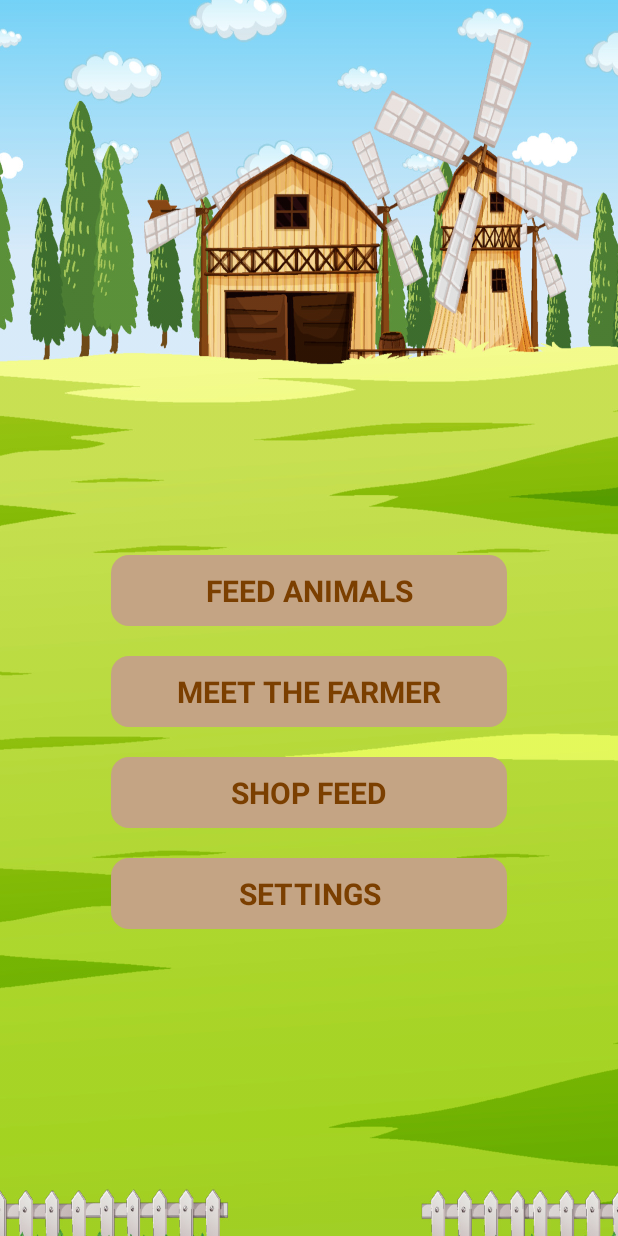
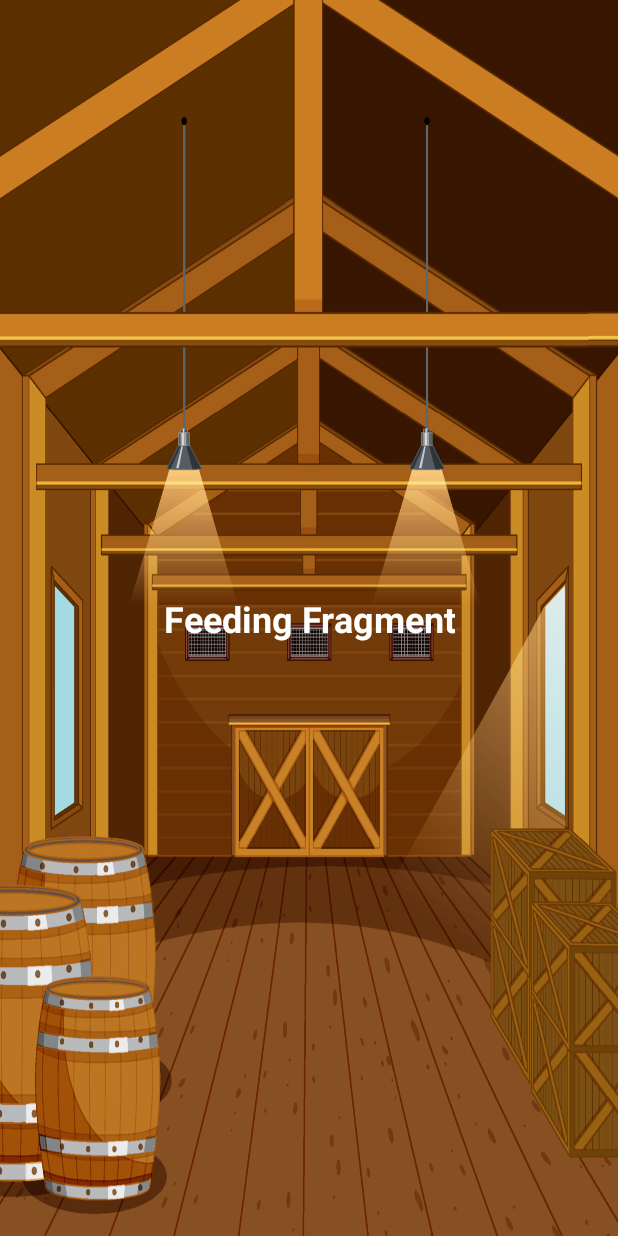
Before and after one commit to DevStar999/feed-the-animal, an Android app: the screen it shows after launch (MainActivity), after a tap on "FEED ANIMALS", on a phone screen of 412 x 824 dp. Run offline under Robolectric (Android 15) with nearby library versions, the phone set to English and light mode, and no system bars; our stand-ins replace AdMob.

Commit message:
Basic setup for all Fragments done

```diff
--- a/app/src/main/java/com/nerdcoredevelopment/inappbillingdemo/MainActivity.java
+++ b/app/src/main/java/com/nerdcoredevelopment/inappbillingdemo/MainActivity.java
@@ -3,6 +3,7 @@ package com.nerdcoredevelopment.inappbillingdemo;
 import android.annotation.SuppressLint;
 import android.content.pm.ActivityInfo;
 import android.os.Bundle;
+import android.provider.Settings;
 import android.view.View;
 import android.view.Window;
 import android.view.WindowManager;
@@ -10,11 +11,21 @@ import android.widget.Toast;
 
 import androidx.appcompat.app.AppCompatActivity;
 import androidx.appcompat.app.AppCompatDelegate;
+import androidx.fragment.app.FragmentManager;
+import androidx.fragment.app.FragmentTransaction;
 
+import com.nerdcoredevelopment.inappbillingdemo.fragment.FarmerFragment;
+import com.nerdcoredevelopment.inappbillingdemo.fragment.FeedingFragment;
 import com.nerdcoredevelopment.inappbillingdemo.fragment.NavigationFragment;
+import com.nerdcoredevelopment.inappbillingdemo.fragment.SettingsFragment;
+import com.nerdcoredevelopment.inappbillingdemo.fragment.ShopFragment;
 
 public class MainActivity extends AppCompatActivity implements
-        NavigationFragment.OnNavigationFragmentInteractionListener {
+        NavigationFragment.OnNavigationFragmentInteractionListener,
+        FarmerFragment.OnFarmerFragmentInteractionListener,
+        FeedingFragment.OnFeedingFragmentInteractionListener,
+        SettingsFragment.OnSettingsFragmentInteractionListener,
+        ShopFragment.OnShopFragmentInteractionListener {
     private NavigationFragment navigationFragment;
 
     private void initialise() {
@@ -82,8 +93,7 @@ public class MainActivity extends AppCompatActivity implements
     @Override
     public void onBackPressed() {
         if (getSupportFragmentManager().getBackStackEntryCount() == 0) {
-            // Back button was pressed from activity, do nothing as we want to eliminate this option
-            // to exit from the homepage
+            super.onBackPressed();
         } else {
             // Back button was pressed from fragment
             getSupportFragmentManager().popBackStack();
@@ -91,22 +101,50 @@ public class MainActivity extends AppCompatActivity implements
     }
 
     @Override
-    public void onNavigationFragmentFeedAnimalsClicked() {
-        Toast.makeText(this, "Feed Animals Clicked", Toast.LENGTH_SHORT).show();
+    public void onNavigationFragmentMeetTheFarmerClicked() {
+        FarmerFragment fragment = new FarmerFragment();
+        FragmentManager fragmentManager = getSupportFragmentManager();
+        FragmentTransaction transaction = fragmentManager.beginTransaction();
+        transaction.setCustomAnimations(R.anim.enter_from_right, R.anim.exit_to_right,
+                R.anim.enter_from_right, R.anim.exit_to_right);
+        transaction.addToBackStack(null);
+        transaction.add(R.id.full_screen_fragment_container_main_activity,
+                fragment, "FARMER_FRAGMENT").commit();
     }
 
     @Override
-    public void onNavigationFragmentMeetTheFarmerClicked() {
-        Toast.makeText(this, "Meet The Farmer Clicked", Toast.LENGTH_SHORT).show();
+    public void onNavigationFragmentFeedAnimalsClicked() {
+        FeedingFragment fragment = new FeedingFragment();
+        FragmentManager fragmentManager = getSupportFragmentManager();
+        FragmentTransaction transaction = fragmentManager.beginTransaction();
+        transaction.setCustomAnimations(R.anim.enter_from_right, R.anim.exit_to_right,
+                R.anim.enter_from_right, R.anim.exit_to_right);
+        transaction.addToBackStack(null);
+        transaction.add(R.id.full_screen_fragment_container_main_activity,
+                fragment, "FEEDING_FRAGMENT").commit();
+    }
+
+    @Override
+    public void onNavigationFragmentSettingsClicked() {
+        SettingsFragment fragment = new SettingsFragment();
+        FragmentManager fragmentManager = getSupportFragmentManager();
+        FragmentTransaction transaction = fragmentManager.beginTransaction();
+        transaction.setCustomAnimations(R.anim.enter_from_right, R.anim.exit_to_right,
+                R.anim.enter_from_right, R.anim.exit_to_right);
+        transaction.addToBackStack(null);
+        transaction.add(R.id.full_screen_fragment_container_main_activity,
+                fragment, "SETTINGS_FRAGMENT").commit();
     }
 
     @Override
     public void onNavigationFragmentShopFeedClicked() {
-        Toast.makeText(this, "Shop Feed Clicked", Toast.LENGTH_SHORT).show();
-    }
-
-    @Override
-    public void onNavigationFragmentSettingsClicked() {
-        Toast.makeText(this, "Settings Clicked", Toast.LENGTH_SHORT).show();
+        ShopFragment fragment = new ShopFragment();
+        FragmentManager fragmentManager = getSupportFragmentManager();
+        FragmentTransaction transaction = fragmentManager.beginTransaction();
+        transaction.setCustomAnimations(R.anim.enter_from_right, R.anim.exit_to_right,
+                R.anim.enter_from_right, R.anim.exit_to_right);
+        transaction.addToBackStack(null);
+        transaction.add(R.id.full_screen_fragment_container_main_activity,
+                fragment, "SHOP_FRAGMENT").commit();
     }
 }
--- /dev/null
+++ b/app/src/main/java/com/nerdcoredevelopment/inappbillingdemo/fragment/FeedingFragment.java
@@ -0,0 +1,58 @@
+package com.nerdcoredevelopment.inappbillingdemo.fragment;
+
+import android.content.Context;
+import android.os.Bundle;
+import android.view.LayoutInflater;
+import android.view.View;
+import android.view.ViewGroup;
+
+import androidx.fragment.app.Fragment;
+
+import com.nerdcoredevelopment.inappbillingdemo.R;
+
+public class FeedingFragment extends Fragment {
+    private OnFeedingFragmentInteractionListener mListener;
+
+    public FeedingFragment() {
+        // Required empty public constructor
+    }
+
+    @Override
+    public void onCreate(Bundle savedInstanceState) {
+        super.onCreate(savedInstanceState);
+    }
+
+    @Override
+    public View onCreateView(LayoutInflater inflater, ViewGroup container,
+                             Bundle savedInstanceState) {
+        requireActivity().getWindow().getDecorView()
+                .setSystemUiVisibility(View.SYSTEM_UI_FLAG_HIDE_NAVIGATION
+                        | View.SYSTEM_UI_FLAG_LAYOUT_HIDE_NAVIGATION
+                        | View.SYSTEM_UI_FLAG_FULLSCREEN
+                        | View.SYSTEM_UI_FLAG_LAYOUT_STABLE
+                        | View.SYSTEM_UI_FLAG_IMMERSIVE_STICKY);
+
+        View view = inflater.inflate(R.layout.fragment_feeding, container, false);
+
+        return view;
+    }
+
+    public interface OnFeedingFragmentInteractionListener {}
+
+    @Override
+    public void onAttach(Context context) {
+        super.onAttach(context);
+        if (context instanceof OnFeedingFragmentInteractionListener) {
+            mListener = (OnFeedingFragmentInteractionListener) context;
+        } else {
+            throw new RuntimeException(context.toString()
+                    + " must implement OnFeedingFragmentInteractionListener");
+        }
+    }
+
+    @Override
+    public void onDetach() {
+        super.onDetach();
+        mListener = null;
+    }
+}
--- /dev/null
+++ b/app/src/main/res/anim/enter_from_right.xml
@@ -0,0 +1,8 @@
+<?xml version="1.0" encoding="utf-8"?>
+<set xmlns:android="http://schemas.android.com/apk/res/android"
+    android:shareInterpolator="false">
+    <translate
+        android:fromXDelta="100%" android:toXDelta="0%"
+        android:fromYDelta="0%" android:toYDelta="0%"
+        android:duration="200" />
+</set>
--- /dev/null
+++ b/app/src/main/res/anim/exit_to_right.xml
@@ -0,0 +1,8 @@
+<?xml version="1.0" encoding="utf-8"?>
+<set xmlns:android="http://schemas.android.com/apk/res/android"
+    android:shareInterpolator="false">
+    <translate
+        android:fromXDelta="0%" android:toXDelta="100%"
+        android:fromYDelta="0%" android:toYDelta="0%"
+        android:duration="200" />
+</set>
--- /dev/null
+++ b/app/src/main/res/layout/fragment_feeding.xml
@@ -0,0 +1,36 @@
+<?xml version="1.0" encoding="utf-8"?>
+<androidx.constraintlayout.widget.ConstraintLayout xmlns:android="http://schemas.android.com/apk/res/android"
+    xmlns:tools="http://schemas.android.com/tools"
+    xmlns:app="http://schemas.android.com/apk/res-auto"
+    android:layout_width="match_parent"
+    android:layout_height="match_parent"
+    android:clickable="true"
+    android:focusable="true"
+    tools:context=".fragment.FeedingFragment">
+
+    <androidx.appcompat.widget.AppCompatImageView
+        android:id="@+id/barn_imageview_feeding_fragment"
+        android:layout_width="match_parent"
+        android:layout_height="match_parent"
+        android:scaleType="fitXY"
+        app:layout_constraintBottom_toBottomOf="parent"
+        app:layout_constraintEnd_toEndOf="parent"
+        app:layout_constraintStart_toStartOf="parent"
+        app:layout_constraintTop_toTopOf="parent"
+        app:srcCompat="@drawable/barn_indoor" />
+
+    <androidx.appcompat.widget.AppCompatTextView
+        android:id="@+id/temp_feeding_fragment"
+        android:layout_width="wrap_content"
+        android:layout_height="wrap_content"
+        android:text="Feeding Fragment"
+        android:textAlignment="center"
+        android:textColor="@color/white"
+        android:textSize="24sp"
+        android:textStyle="bold"
+        app:layout_constraintBottom_toBottomOf="parent"
+        app:layout_constraintEnd_toEndOf="parent"
+        app:layout_constraintStart_toStartOf="parent"
+        app:layout_constraintTop_toTopOf="parent" />
+
+</androidx.constraintlayout.widget.ConstraintLayout>
```
Also changed, not shown: app/src/main/java/com/nerdcoredevelopment/inappbillingdemo/fragment/FarmerFragment.java (added, +58 -0 lines), app/src/main/java/com/nerdcoredevelopment/inappbillingdemo/fragment/SettingsFragment.java (added, +58 -0 lines), app/src/main/java/com/nerdcoredevelopment/inappbillingdemo/fragment/ShopFragment.java (added, +58 -0 lines), app/src/main/res/layout/fragment_farmer.xml (added, +36 -0 lines), app/src/main/res/layout/fragment_settings.xml (added, +36 -0 lines), app/src/main/res/layout/fragment_shop.xml (added, +36 -0 lines).
